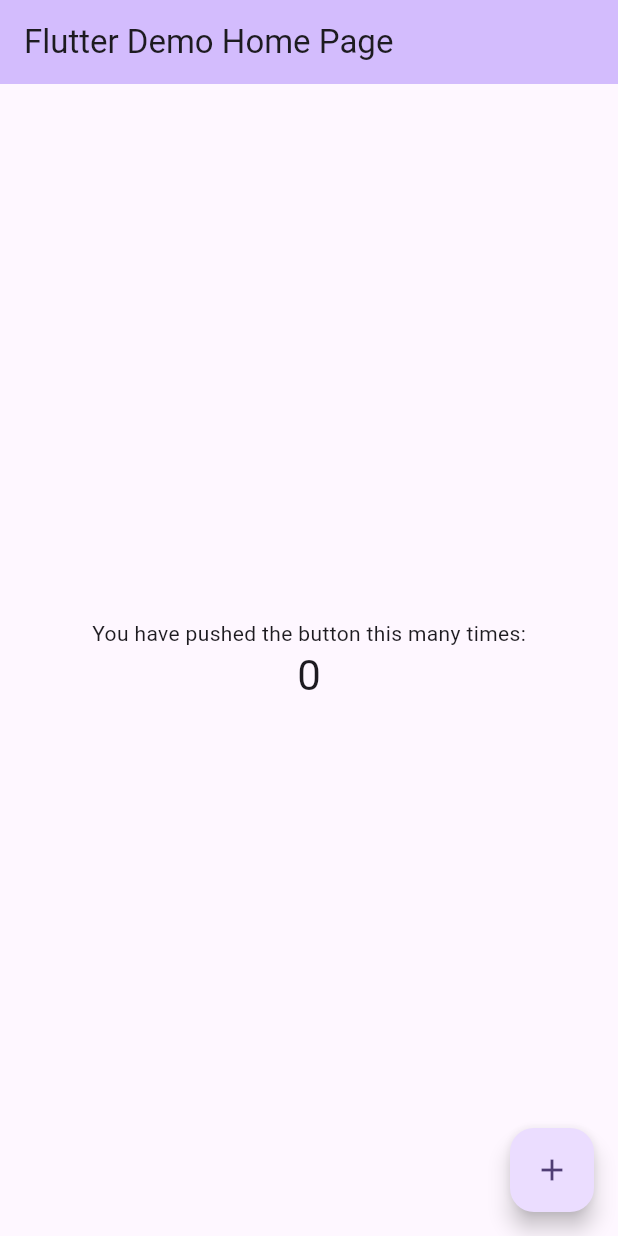
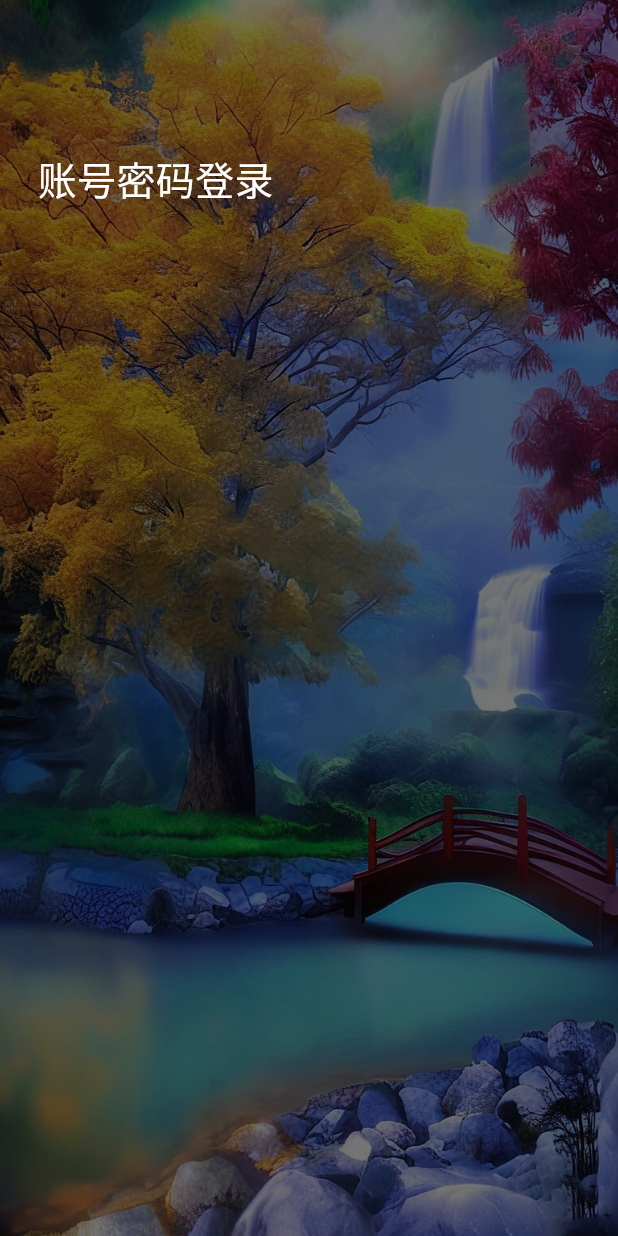
Before and after one commit to beautiful523/trip_flutter, a Flutter app: the screen it shows after launch, on a phone screen of 412 x 824 dp. Run offline on Flutter 3.47's test engine with Material 3 defaults, Android fonts, the phone set to English and light mode, and no system bars.

Commit message:
登录页：背景&标题

```diff
--- a/lib/main.dart
+++ b/lib/main.dart
@@ -1,4 +1,5 @@
 import 'package:flutter/material.dart';
+import 'package:trip_flutter/pages/login_page.dart';
 
 void main() {
   runApp(const MyApp());
@@ -30,7 +31,7 @@ class MyApp extends StatelessWidget {
         // tested with just a hot reload.
         colorScheme: ColorScheme.fromSeed(seedColor: Colors.deepPurple),
       ),
-      home: const MyHomePage(title: 'Flutter Demo Home Page'),
+      home: const LoginPage(),
     );
   }
 }
--- /dev/null
+++ b/lib/pages/login_page.dart
@@ -0,0 +1,46 @@
+import 'package:flutter/material.dart';
+import 'package:trip_flutter/util/view_util.dart';
+
+class LoginPage extends StatefulWidget {
+  const LoginPage({super.key});
+
+  @override
+  State<LoginPage> createState() => _LoginPageState();
+}
+
+class _LoginPageState extends State<LoginPage> {
+  bool loginEnable = false;
+  String? userName;
+  String? password;
+  @override
+  Widget build(BuildContext context) {
+    return Scaffold(body: Stack(children: [..._background(), _content()]));
+  }
+
+  _background() {
+    return [
+      Positioned.fill(
+        child: Image.asset("images/login-bg1.jpg", fit: BoxFit.cover),
+      ),
+      Positioned.fill(
+        child: Container(
+          decoration: const BoxDecoration(color: Colors.black54),
+        ),
+      ),
+    ];
+  }
+
+  _content() {
+    return Positioned.fill(
+      left: 25,
+      right: 25,
+      child: ListView(
+        children: [
+          hiSpace(height: 100),
+          const Text("账号密码登录", style: TextStyle(fontSize: 26, color: Colors.white)),
+          hiSpace(height: 40)
+        ],
+      ),
+    );
+  }
+}
--- /dev/null
+++ b/lib/util/view_util.dart
@@ -0,0 +1,6 @@
+import 'package:flutter/widgets.dart';
+
+///间距
+SizedBox hiSpace({double height = 1, double width = 1}) {
+  return SizedBox(height: height, width: width);
+}
--- a/pubspec.yaml
+++ b/pubspec.yaml
@@ -58,8 +58,8 @@ flutter:
   uses-material-design: true
 
   # To add assets to your application, add an assets section, like this:
-  # assets:
-  #   - images/a_dot_burr.jpeg
+  assets:
+    - images/
   #   - images/a_dot_ham.jpeg
 
   # An image asset can refer to one or more resolution-specific "variants", see
```
Also changed, not shown: images/login-bg1.jpg (added), pubspec.lock, 2 other files.
